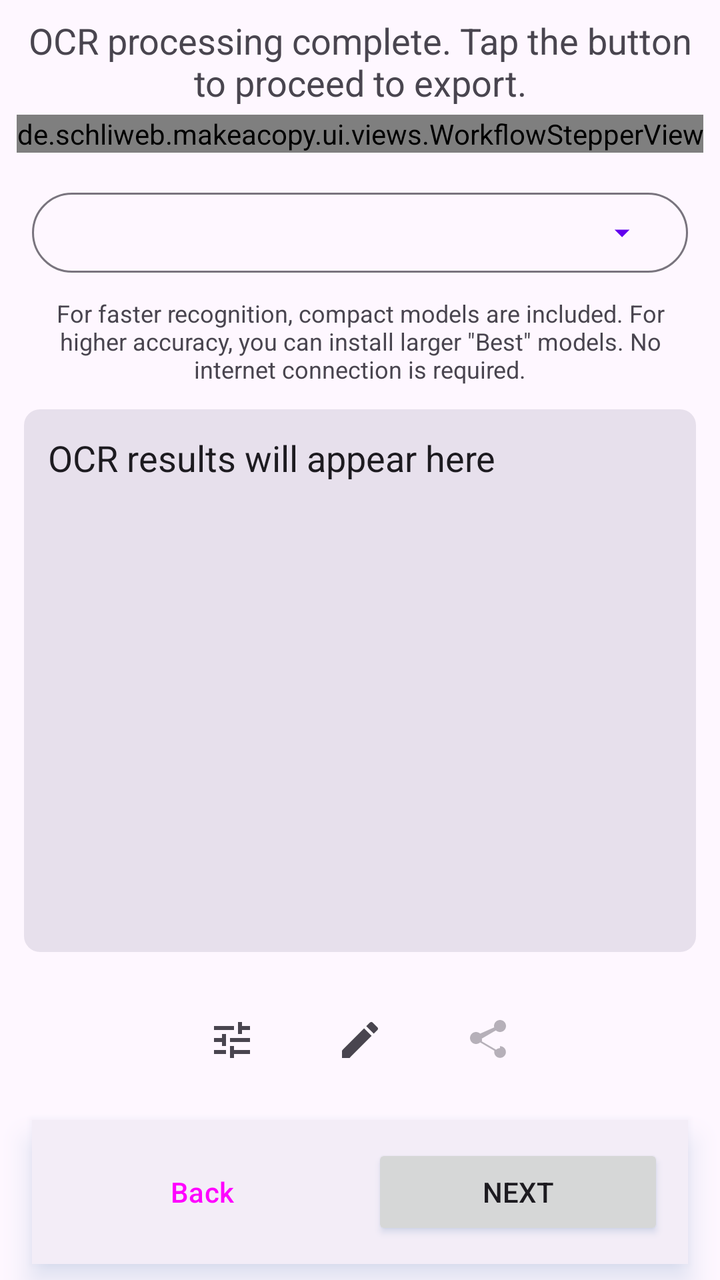
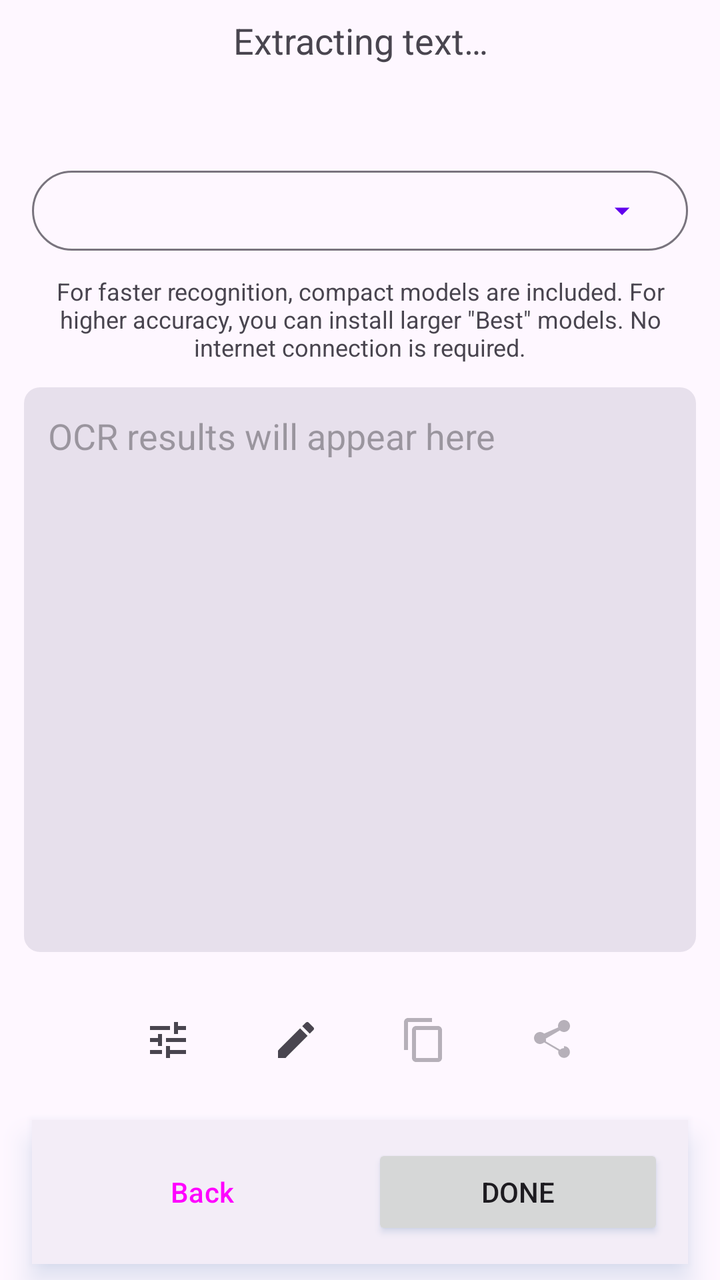

The first picture is an Android layout as it rendered before a commit; the second is the same layout after the commit. The layout source and the unified diff follow.
<!-- AndroidManifest.xml: application theme Theme.MakeACopy -->
<!-- res/layout/fragment_ocr.xml -->
<?xml version="1.0" encoding="utf-8"?>
<androidx.constraintlayout.widget.ConstraintLayout
        xmlns:android="http://schemas.android.com/apk/res/android"
        xmlns:app="http://schemas.android.com/apk/res-auto"
        android:layout_width="match_parent"
        android:layout_height="match_parent">

    
    <TextView
            android:id="@+id/text_ocr"
            android:layout_width="match_parent"
            android:layout_height="wrap_content"
            android:layout_marginStart="8dp"
            android:layout_marginTop="8dp"
            android:layout_marginEnd="8dp"
            android:text="@string/ocr_processing_complete_tap_the_button_to_proceed_to_export"
            android:textAlignment="center"
            android:textSize="18sp"
            android:minLines="2"
            app:layout_constraintTop_toTopOf="parent"
            app:layout_constraintStart_toStartOf="parent"
            app:layout_constraintEnd_toEndOf="parent"/>

    
    <de.schliweb.makeacopy.ui.views.WorkflowStepperView
            android:id="@+id/workflow_stepper"
            android:layout_width="wrap_content"
            android:layout_height="wrap_content"
            android:layout_marginTop="4dp"
            app:currentStep="3"
            app:layout_constraintTop_toBottomOf="@id/text_ocr"
            app:layout_constraintStart_toStartOf="parent"
            app:layout_constraintEnd_toEndOf="parent"/>

    
    <com.google.android.material.button.MaterialButton
            android:id="@+id/language_spinner"
            style="@style/Widget.Material3.Button.OutlinedButton"
            android:layout_width="0dp"
            android:layout_height="wrap_content"
            android:layout_marginStart="16dp"
            android:layout_marginEnd="16dp"
            android:layout_marginTop="16dp"
            android:contentDescription="@string/label_language"
            android:gravity="start|center_vertical"
            android:maxLines="1"
            android:ellipsize="end"
            app:icon="@drawable/ic_arrow_drop_down"
            app:iconGravity="end"
            app:layout_constraintTop_toBottomOf="@id/workflow_stepper"
            app:layout_constraintStart_toStartOf="parent"
            app:layout_constraintEnd_toEndOf="parent"/>

    
    <TextView
            android:id="@+id/ocr_models_hint"
            android:layout_width="0dp"
            android:layout_height="wrap_content"
            android:layout_marginStart="12dp"
            android:layout_marginEnd="12dp"
            android:layout_marginTop="8dp"
            android:text="@string/ocr_models_hint"
            android:textSize="12sp"
            android:textColor="?android:attr/textColorSecondary"
            android:gravity="center"
            app:layout_constraintTop_toBottomOf="@id/language_spinner"
            app:layout_constraintStart_toStartOf="parent"
            app:layout_constraintEnd_toEndOf="parent" />

    
    <TextView
            android:id="@+id/ocr_result_text"
            android:layout_width="0dp"
            android:layout_height="0dp"
            android:layout_marginStart="12dp"
            android:layout_marginEnd="12dp"
            android:layout_marginTop="12dp"
            android:layout_marginBottom="12dp"
            android:text="@string/ocr_results_will_appear_here"
            android:textColor="?android:attr/textColorPrimary"
            android:textSize="18sp"
            android:textIsSelectable="true"
            android:background="@drawable/rounded_bg_light"
            android:gravity="top|start"
            android:padding="12dp"
            android:minHeight="80dp"
            app:layout_constraintTop_toBottomOf="@id/ocr_models_hint"
            app:layout_constraintBottom_toTopOf="@id/ocr_actions_row"
            app:layout_constraintStart_toStartOf="parent"
            app:layout_constraintEnd_toEndOf="parent" />

    
    <LinearLayout
            android:id="@+id/ocr_actions_row"
            android:layout_width="wrap_content"
            android:layout_height="wrap_content"
            android:orientation="horizontal"
            android:gravity="center"
            android:padding="8dp"
            android:layout_marginBottom="8dp"
            app:layout_constraintStart_toStartOf="parent"
            app:layout_constraintEnd_toEndOf="parent"
            app:layout_constraintBottom_toTopOf="@id/button_container">

        <ImageButton
                android:id="@+id/button_ocr_options"
                android:layout_width="wrap_content"
                android:layout_height="wrap_content"
                android:layout_gravity="center_horizontal"
                android:layout_marginEnd="16dp"
                android:padding="8dp"
                android:contentDescription="@string/btn_options"
                android:src="@drawable/ic_tune"
                app:tint="?attr/colorControlNormal"
                android:minWidth="48dp"
                android:minHeight="48dp"
                app:tooltipText="@string/btn_options"
                android:background="?attr/selectableItemBackgroundBorderless"/>

        <ImageButton
                android:id="@+id/button_ocr_review"
                android:layout_width="wrap_content"
                android:layout_height="wrap_content"
                android:layout_gravity="center_horizontal"
                android:padding="8dp"
                android:contentDescription="@string/btn_review"
                android:src="@drawable/ic_edit"
                app:tint="?attr/colorControlNormal"
                android:minWidth="48dp"
                android:minHeight="48dp"
                app:tooltipText="@string/btn_review"
                android:background="?attr/selectableItemBackgroundBorderless"/>

        <ImageButton
                android:id="@+id/button_ocr_share"
                android:enabled="false"
                android:alpha="0.4"
                android:layout_width="wrap_content"
                android:layout_height="wrap_content"
                android:layout_gravity="center_horizontal"
                android:layout_marginStart="16dp"
                android:padding="8dp"
                android:contentDescription="@string/btn_share_text"
                android:src="@drawable/ic_share"
                app:tint="?attr/colorControlNormal"
                android:minWidth="48dp"
                android:minHeight="48dp"
                app:tooltipText="@string/btn_share_text"
                android:background="?attr/selectableItemBackgroundBorderless"/>
    </LinearLayout>

    
    <LinearLayout
            android:id="@+id/button_container"
            android:layout_width="match_parent"
            android:layout_height="wrap_content"
            android:gravity="center"
            android:orientation="horizontal"
            android:background="?attr/colorSurfaceContainer"
            android:padding="12dp"
            android:elevation="8dp"
            android:layout_marginStart="16dp"
            android:layout_marginEnd="16dp"
            android:layout_marginBottom="8dp"
            app:layout_constraintBottom_toBottomOf="parent"
            app:layout_constraintStart_toStartOf="parent"
            app:layout_constraintEnd_toEndOf="parent">

        <Button
                android:id="@+id/button_back"
                style="@style/Widget.MakeACopy.Button.Tonal"
                android:layout_width="0dp"
                android:layout_height="wrap_content"
                android:layout_weight="1"
                android:layout_marginEnd="12dp"
                android:paddingStart="8dp"
                android:paddingEnd="8dp"
                android:text="@string/back"
                android:maxLines="1"
                android:ellipsize="end" />

        <Button
                android:id="@+id/button_process"
                android:layout_width="0dp"
                android:layout_height="wrap_content"
                android:layout_weight="1"
                android:paddingStart="8dp"
                android:paddingEnd="8dp"
                android:text="@string/next"
                android:maxLines="1"
                android:ellipsize="end" />
    </LinearLayout>
</androidx.constraintlayout.widget.ConstraintLayout>
<!-- resources referenced by this layout -->
<resources>
  <!-- drawable ic_arrow_drop_down (drawable) -->
  <?xml version="1.0" encoding="utf-8"?>
  <vector xmlns:android="http://schemas.android.com/apk/res/android"
          android:width="24dp"
          android:height="24dp"
          android:viewportWidth="24"
          android:viewportHeight="24"
          android:tint="?attr/colorControlNormal">
      <path
              android:fillColor="@android:color/white"
              android:pathData="M7,10l5,5 5,-5z"/>
  </vector>
  <!-- drawable ic_edit (drawable) -->
  <vector xmlns:android="http://schemas.android.com/apk/res/android"
      android:width="24dp"
      android:height="24dp"
      android:viewportWidth="24"
      android:viewportHeight="24">
      <path
          android:fillColor="#FF000000"
          android:pathData="M3,17.25V21h3.75L17.81,9.94l-3.75,-3.75L3,17.25zM20.71,7.04c0.39,-0.39 0.39,-1.02 0,-1.41l-2.34,-2.34c-0.39,-0.39 -1.02,-0.39 -1.41,0l-1.83,1.83 3.75,3.75 1.83,-1.83z"/>
  </vector>
  <!-- drawable ic_tune (drawable) -->
  <?xml version="1.0" encoding="utf-8"?>
  <vector xmlns:android="http://schemas.android.com/apk/res/android"
          android:width="24dp"
          android:height="24dp"
          android:viewportWidth="24"
          android:viewportHeight="24"
          android:tint="?attr/colorControlNormal">
      <path
              android:fillColor="@android:color/white"
              android:pathData="M3,17v2h6v-2L3,17zM3,5v2h10L13,5L3,5zM13,21v-2h8v-2h-8v-2h-2v6h2zM7,9v2L3,11v2h4v2h2L9,9L7,9zM21,13v-2L11,11v2h10zM15,9h2L17,7h4L21,5h-4L17,3h-2v6z"/>
  </vector>
  <!-- drawable rounded_bg_light (drawable) -->
  <shape xmlns:android="http://schemas.android.com/apk/res/android"
         android:shape="rectangle">
      <solid android:color="?attr/colorSurfaceVariant"/>
      <corners android:radius="8dp"/>
  </shape>
  <string name="back">Back</string>
  <string name="btn_options">Options</string>
  <string name="btn_review">Review</string>
  <string name="btn_share_text">Share text</string>
  <string name="label_language">Language</string>
  <string name="next">Next</string>
  <string name="ocr_models_hint">For faster recognition, compact models are included. For higher accuracy, you can
          install larger \"Best\" models. No internet connection is required.
      </string>
  <string name="ocr_processing_complete_tap_the_button_to_proceed_to_export">OCR processing complete. Tap the button
          to proceed to export.
      </string>
  <string name="ocr_results_will_appear_here">OCR results will appear here</string>
  <style name="Widget.MakeACopy.Button.Tonal" parent="Widget.Material3.Button.TonalButton">
          <item name="android:textAllCaps">false</item>
      </style>
  <color name="purple_500">#FF6200EE</color>
  <color name="white">#FFFFFFFF</color>
  <color name="purple_200">#FFBB86FC</color>
  <color name="purple_700">#FF3700B3</color>
  <color name="teal_200">#FF03DAC5</color>
  <color name="black">#FF000000</color>
  <style name="ThemeOverlay.MakeACopy.BottomSheet" parent="ThemeOverlay.Material3.BottomSheetDialog">
          <item name="android:windowIsTranslucent">false</item>
          
      </style>
  <style name="Widget.MakeACopy.Button" parent="Widget.Material3.Button">
          <item name="android:textAllCaps">false</item>
      </style>
  <!-- unchanged entries left out for length: 2 -->
</resources>

<!-- the commit's change to res/layout/fragment_ocr.xml (unified diff, before → after) -->
@@ -13,7 +13,7 @@
             android:layout_marginStart="8dp"
             android:layout_marginTop="8dp"
             android:layout_marginEnd="8dp"
-            android:text="@string/ocr_processing_complete_tap_the_button_to_proceed_to_export"
+            android:text="@string/extract_text_running"
             android:textAlignment="center"
             android:textSize="18sp"
             android:minLines="2"
@@ -22,12 +22,15 @@
             app:layout_constraintEnd_toEndOf="parent"/>
 
     
-    <de.schliweb.makeacopy.ui.views.WorkflowStepperView
-            android:id="@+id/workflow_stepper"
-            android:layout_width="wrap_content"
-            android:layout_height="wrap_content"
-            android:layout_marginTop="4dp"
-            app:currentStep="3"
+    <com.google.android.material.progressindicator.LinearProgressIndicator
+            android:id="@+id/ocr_progress"
+            android:layout_width="0dp"
+            android:layout_height="wrap_content"
+            android:layout_marginStart="24dp"
+            android:layout_marginEnd="24dp"
+            android:layout_marginTop="8dp"
+            android:visibility="invisible"
+            android:indeterminate="true"
             app:layout_constraintTop_toBottomOf="@id/text_ocr"
             app:layout_constraintStart_toStartOf="parent"
             app:layout_constraintEnd_toEndOf="parent"/>
@@ -47,7 +50,7 @@
             android:ellipsize="end"
             app:icon="@drawable/ic_arrow_drop_down"
             app:iconGravity="end"
-            app:layout_constraintTop_toBottomOf="@id/workflow_stepper"
+            app:layout_constraintTop_toBottomOf="@id/ocr_progress"
             app:layout_constraintStart_toStartOf="parent"
             app:layout_constraintEnd_toEndOf="parent"/>
 
@@ -76,7 +79,8 @@
             android:layout_marginEnd="12dp"
             android:layout_marginTop="12dp"
             android:layout_marginBottom="12dp"
-            android:text="@string/ocr_results_will_appear_here"
+            android:hint="@string/ocr_results_will_appear_here"
+            android:scrollbars="vertical"
             android:textColor="?android:attr/textColorPrimary"
             android:textSize="18sp"
             android:textIsSelectable="true"
@@ -132,6 +136,23 @@
                 android:background="?attr/selectableItemBackgroundBorderless"/>
 
         <ImageButton
+                android:id="@+id/button_ocr_copy"
+                android:enabled="false"
+                android:alpha="0.4"
+                android:layout_width="wrap_content"
+                android:layout_height="wrap_content"
+                android:layout_gravity="center_horizontal"
+                android:layout_marginStart="16dp"
+                android:padding="8dp"
+                android:contentDescription="@string/btn_copy_text"
+                android:src="@drawable/ic_content_copy"
+                app:tint="?attr/colorControlNormal"
+                android:minWidth="48dp"
+                android:minHeight="48dp"
+                app:tooltipText="@string/btn_copy_text"
+                android:background="?attr/selectableItemBackgroundBorderless"/>
+
+        <ImageButton
                 android:id="@+id/button_ocr_share"
                 android:enabled="false"
                 android:alpha="0.4"
@@ -186,7 +207,7 @@
                 android:layout_weight="1"
                 android:paddingStart="8dp"
                 android:paddingEnd="8dp"
-                android:text="@string/next"
+                android:text="@string/btn_finish"
                 android:maxLines="1"
                 android:ellipsize="end" />
     </LinearLayout>
<!-- resource entries referenced after the edit -->
@@ -11,6 +11,18 @@
       <path
               android:fillColor="@android:color/white"
               android:pathData="M7,10l5,5 5,-5z"/>
+  </vector>
+  <!-- drawable ic_content_copy (drawable) -->
+  <?xml version="1.0" encoding="utf-8"?>
+  <vector xmlns:android="http://schemas.android.com/apk/res/android"
+      android:width="24dp"
+      android:height="24dp"
+      android:viewportWidth="24"
+      android:viewportHeight="24">
+      
+      <path
+          android:fillColor="#FF000000"
+          android:pathData="M16,1L4,1c-1.1,0 -2,0.9 -2,2v14h2L4,3h12L16,1zM19,5L8,5c-1.1,0 -2,0.9 -2,2v14c0,1.1 0.9,2 2,2h11c1.1,0 2,-0.9 2,-2L21,7c0,-1.1 -0.9,-2 -2,-2zM19,21L8,21L8,7h11v14z"/>
   </vector>
   <!-- drawable ic_edit (drawable) -->
   <vector xmlns:android="http://schemas.android.com/apk/res/android"
@@ -41,16 +53,15 @@
       <corners android:radius="8dp"/>
   </shape>
   <string name="back">Back</string>
+  <string name="btn_copy_text">Copy text</string>
+  <string name="btn_finish">Done</string>
   <string name="btn_options">Options</string>
   <string name="btn_review">Review</string>
   <string name="btn_share_text">Share text</string>
+  <string name="extract_text_running">Extracting text…</string>
   <string name="label_language">Language</string>
-  <string name="next">Next</string>
   <string name="ocr_models_hint">For faster recognition, compact models are included. For higher accuracy, you can
           install larger \"Best\" models. No internet connection is required.
-      </string>
-  <string name="ocr_processing_complete_tap_the_button_to_proceed_to_export">OCR processing complete. Tap the button
-          to proceed to export.
       </string>
   <string name="ocr_results_will_appear_here">OCR results will appear here</string>
   <style name="Widget.MakeACopy.Button.Tonal" parent="Widget.Material3.Button.TonalButton">
